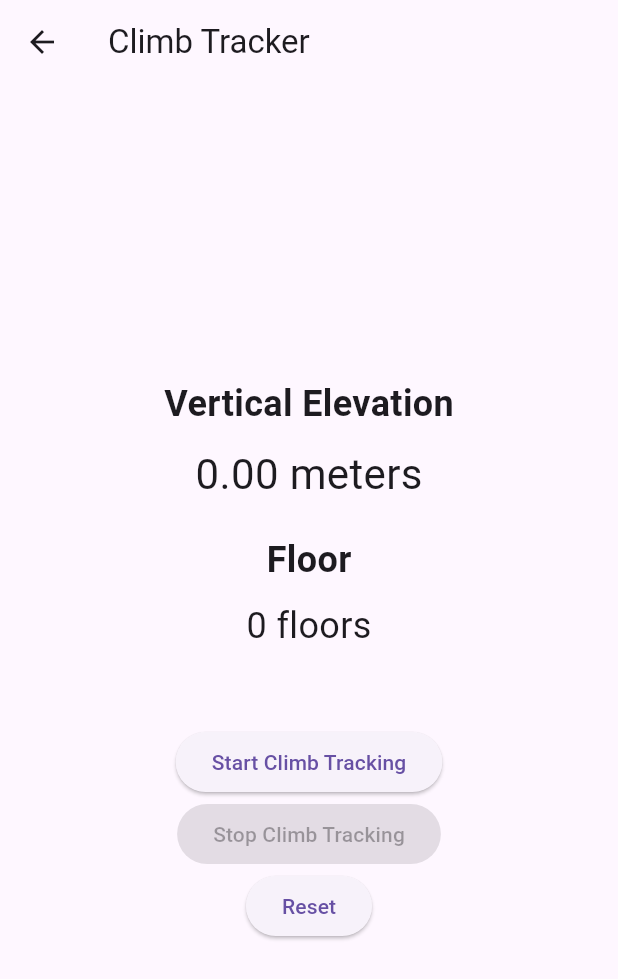
After one commit to AvijitDasAvi/Project-Stride-Sample, a Flutter app: the ClimbScreen screen opened directly, after a tap on "Reset", on a phone screen of 412 x 824 dp. The commit adds this screen. Shown: the top 979 px of the screen. Run offline on Flutter 3.47's test engine with Material 3 defaults, Android fonts, the phone set to English and light mode, and no system bars; our stand-ins replace geolocator, get.

Commit message:
Onclimb done.

```diff
--- /dev/null
+++ b/lib/onclimb/controller/climb_controller.dart
@@ -0,0 +1,94 @@
+// lib/climb/controller/climb_controller.dart
+import 'dart:async';
+import 'package:flutter/foundation.dart';
+import 'package:get/get.dart';
+import 'package:geolocator/geolocator.dart';
+import 'package:project_stride_sample/service/location_service.dart';
+
+class ClimbController extends GetxController {
+  final locationService = LocationService();
+
+  final RxDouble totalElevation = 0.0.obs;
+  final RxList<double> altitudeRoute = <double>[].obs;
+  final RxBool isTracking = false.obs;
+  final RxInt floorCount = 0.obs;
+
+  StreamSubscription<Position>? _positionSub;
+  double? _lastAltitude;
+
+  static const double minAltitudeThreshold = 0.5;
+
+  void startClimbTracking() async {
+    bool permissionGranted = await locationService.ensurePermission();
+    if (!permissionGranted) {
+      Get.snackbar("Permission Denied", "Location permission is required.");
+      if (kDebugMode) print("❌ Location permission not granted.");
+      return;
+    }
+
+    if (kDebugMode) print('✅ Location permission granted');
+
+    await _positionSub?.cancel();
+
+    _positionSub = locationService.getPositionStream().listen((position) {
+      double currentAltitude = position.altitude;
+
+      if (_lastAltitude == null) {
+        _lastAltitude = currentAltitude;
+        altitudeRoute.add(currentAltitude);
+        if (kDebugMode) {
+          print('📍 First altitude: ${currentAltitude.toStringAsFixed(2)} m');
+        }
+        return;
+      }
+
+      double diff = currentAltitude - _lastAltitude!;
+      if (diff.abs() >= minAltitudeThreshold) {
+        totalElevation.value += diff.abs();
+        _lastAltitude = currentAltitude;
+        altitudeRoute.add(currentAltitude);
+        countFloor();
+
+        if (kDebugMode) {
+          print('⛰️ Altitude: ${currentAltitude.toStringAsFixed(2)} m');
+          print('⬆️ Gained: ${diff.toStringAsFixed(2)} m');
+          print(
+            '📏 Total elevation: ${totalElevation.value.toStringAsFixed(2)} m',
+          );
+          print('🏢 Estimated floors: ${floorCount.value}');
+        }
+      } else {
+        if (kDebugMode) {
+          print(
+            '⚠️ Ignored minor altitude change: ${diff.toStringAsFixed(2)} m',
+          );
+        }
+      }
+    });
+
+    isTracking.value = true;
+  }
+
+  void countFloor() {
+    floorCount.value = (totalElevation.value / 2.4384).floor();
+  }
+
+  void stopClimbTracking() {
+    _positionSub?.cancel();
+    _positionSub = null;
+    isTracking.value = false;
+  }
+
+  void resetClimbTracking() {
+    stopClimbTracking();
+    totalElevation.value = 0.0;
+    altitudeRoute.clear();
+    _lastAltitude = null;
+  }
+
+  @override
+  void onClose() {
+    stopClimbTracking();
+    super.onClose();
+  }
+}
--- /dev/null
+++ b/lib/onclimb/screen/climb_screen.dart
@@ -0,0 +1,102 @@
+import 'package:flutter/material.dart';
+import 'package:get/get.dart';
+import 'package:project_stride_sample/onclimb/controller/climb_controller.dart';
+
+class ClimbScreen extends StatelessWidget {
+  final ClimbController climbController = Get.put(ClimbController());
+
+  ClimbScreen({super.key});
+
+  @override
+  Widget build(BuildContext context) {
+    return Scaffold(
+      appBar: AppBar(title: const Text("Climb Tracker")),
+      body: Padding(
+        padding: const EdgeInsets.all(16.0),
+        child: Center(
+          child: Column(
+            mainAxisAlignment: MainAxisAlignment.center,
+            children: [
+              const Text(
+                "Vertical Elevation",
+                style: TextStyle(fontSize: 24, fontWeight: FontWeight.bold),
+              ),
+              const SizedBox(height: 10),
+
+              Obx(
+                () => Text(
+                  "${climbController.totalElevation.value.toStringAsFixed(2)} meters",
+                  style: const TextStyle(fontSize: 28),
+                ),
+              ),
+              SizedBox(height: 20),
+              Text(
+                "Floor",
+                style: TextStyle(fontSize: 24, fontWeight: FontWeight.bold),
+              ),
+              const SizedBox(height: 10),
+
+              Obx(
+                () => Text(
+                  "${climbController.floorCount.value} floors",
+                  style: const TextStyle(fontSize: 24),
+                ),
+              ),
+
+              const SizedBox(height: 20),
+              Obx(() {
+                final currentAltitude =
+                    climbController.altitudeRoute.isNotEmpty
+                        ? climbController.altitudeRoute.last
+                        : null;
+
+                if (currentAltitude == null) return const SizedBox.shrink();
+
+                return Column(
+                  children: [
+                    const Text(
+                      "Current Altitude:",
+                      style: TextStyle(
+                        fontSize: 18,
+                        fontWeight: FontWeight.w500,
+                      ),
+                    ),
+                    Text(
+                      "${currentAltitude.toStringAsFixed(2)} meters",
+                      style: const TextStyle(fontSize: 18),
+                    ),
+                  ],
+                );
+              }),
+
+              const SizedBox(height: 30),
+              Obx(() {
+                final isTracking = climbController.isTracking.value;
+                return Column(
+                  children: [
+                    ElevatedButton(
+                      onPressed:
+                          isTracking
+                              ? null
+                              : climbController.startClimbTracking,
+                      child: const Text("Start Climb Tracking"),
+                    ),
+                    ElevatedButton(
+                      onPressed:
+                          isTracking ? climbController.stopClimbTracking : null,
+                      child: const Text("Stop Climb Tracking"),
+                    ),
+                    ElevatedButton(
+                      onPressed: climbController.resetClimbTracking,
+                      child: const Text("Reset"),
+                    ),
+                  ],
+                );
+              }),
+            ],
+          ),
+        ),
+      ),
+    );
+  }
+}
--- a/lib/ongoing/controller/ongoing_controller.dart
+++ b/lib/ongoing/controller/ongoing_controller.dart
@@ -2,7 +2,7 @@ import 'dart:async';
 import 'package:flutter/foundation.dart';
 import 'package:get/get.dart';
 import 'package:geolocator/geolocator.dart';
-import 'package:project_stride_sample/ongoing/service/location_service.dart';
+import 'package:project_stride_sample/service/location_service.dart';
 
 class OngoingController extends GetxController {
   final locationService = LocationService();
--- a/lib/ongoing/screen/ongoing_screen.dart
+++ b/lib/ongoing/screen/ongoing_screen.dart
@@ -1,6 +1,7 @@
 // lib/ongoing/view/ongoing_screen.dart
 import 'package:flutter/material.dart';
 import 'package:get/get.dart';
+import 'package:project_stride_sample/onclimb/screen/climb_screen.dart';
 import 'package:project_stride_sample/ongoing/controller/ongoing_controller.dart';
 
 class OngoingScreen extends StatelessWidget {
@@ -84,6 +85,11 @@ class OngoingScreen extends StatelessWidget {
                 onPressed: ongoingController.resetTracking,
                 child: const Text("Reset"),
               ),
+              SizedBox(height: 20),
+              ElevatedButton(
+                onPressed: () => Get.to(() => ClimbScreen()),
+                child: const Text("Climbing"),
+              ),
             ],
           );
         }),
```
Also changed, not shown: lib/ongoing/helper/permission_helper.dart (deleted, +0 -15 lines), lib/service/location_service.dart (renamed from lib/ongoing/service/location_service.dart, +6 -1 lines).
